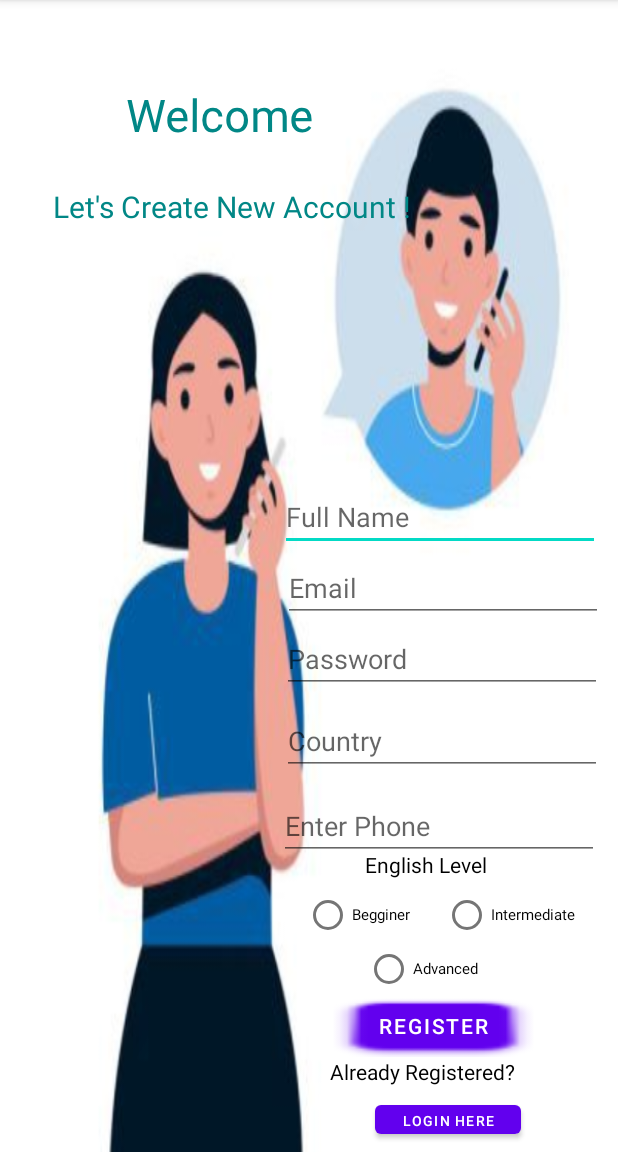
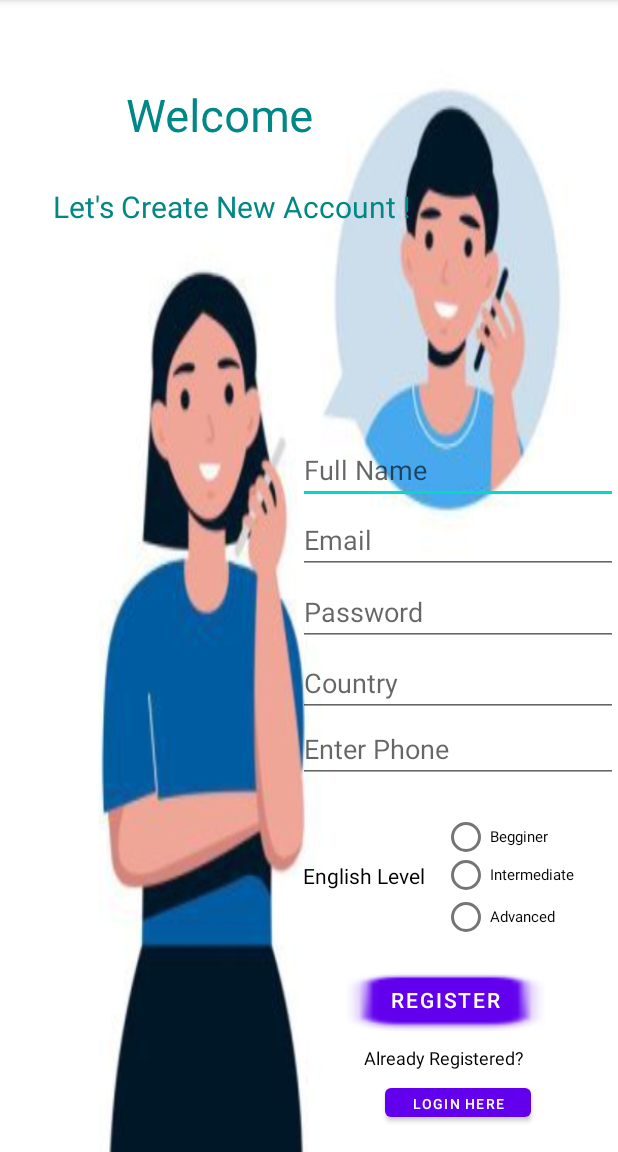
Before and after one commit to LimorShavit1/Android-english-communication-app, an Android app: the Register screen opened directly, with no data from a screen before it, on a phone screen of 412 x 824 dp, the part 84-1236 px from its top. Run offline under Robolectric (Android 15) with nearby library versions, the phone set to English and light mode, and no system bars; our stand-ins replace Firebase (no records; nobody signed in at launch, a user with empty details on screens opened directly).

```diff
--- a/app/src/main/java/com/example/english_communication_app/Register.java
+++ b/app/src/main/java/com/example/english_communication_app/Register.java
@@ -9,6 +9,8 @@ import android.util.Log;
 import android.view.View;
 import android.widget.Button;
 import android.widget.EditText;
+import android.widget.RadioButton;
+import android.widget.RadioGroup;
 import android.widget.Toast;
 
 import com.google.android.gms.tasks.OnCompleteListener;
@@ -25,6 +27,8 @@ public class Register extends AppCompatActivity implements View.OnClickListener{
 
     EditText etFullNameR, etEmailR, etPasswordR,etCountry,etPhone;
     Button btnSubmitRegister, btnToLogin;
+    RadioGroup radioGroup;
+    RadioButton selectedRBlevel;
     FirebaseAuth fAuth;
 
 
@@ -46,6 +50,10 @@ public class Register extends AppCompatActivity implements View.OnClickListener{
 
         btnToLogin = findViewById(R.id.btnToLogin);
         btnToLogin.setOnClickListener(this);
+
+        radioGroup = (RadioGroup)findViewById(R.id.radioGroup);
+        //radioGroup.clearCheck();
+
     }
 
     @Override
@@ -56,13 +64,16 @@ public class Register extends AppCompatActivity implements View.OnClickListener{
             startActivity(i);
         }
         if (v == btnSubmitRegister) {
-            //extract user input
+            //extract user input from register form
+            int selectedId = radioGroup.getCheckedRadioButtonId();
+            selectedRBlevel = findViewById(selectedId);
             name = etFullNameR.getText().toString();
             email = etEmailR.getText().toString();
             password = etPasswordR.getText().toString();
             country = etCountry.getText().toString() ;
-           // level = ;
+            level = selectedRBlevel.getText().toString();
             phone = etPhone.getText().toString();
+            //Toast.makeText(Register.this,selectedRBlevel.getText().toString(),Toast.LENGTH_SHORT).show();
 
             //validate user input
             if(name.isEmpty()){
@@ -101,7 +112,7 @@ public class Register extends AppCompatActivity implements View.OnClickListener{
                                 hashMap.put("phone",phone);
                                 hashMap.put("country",country);
                                 hashMap.put("password",password);
-                                hashMap.put("level","");
+                                hashMap.put("level",level);
                                 //firebase database instance
                                 FirebaseDatabase database = FirebaseDatabase.getInstance();
                                 //path to store user data named "Users"
--- a/app/src/main/res/layout/activity_register.xml
+++ b/app/src/main/res/layout/activity_register.xml
@@ -35,10 +35,10 @@
         android:textColor="@color/black"
         app:layout_constraintBottom_toBottomOf="parent"
         app:layout_constraintEnd_toEndOf="parent"
-        app:layout_constraintHorizontal_bias="0.94"
+        app:layout_constraintHorizontal_bias="1.0"
         app:layout_constraintStart_toStartOf="parent"
         app:layout_constraintTop_toTopOf="parent"
-        app:layout_constraintVertical_bias="0.446" />
+        app:layout_constraintVertical_bias="0.402" />
 
     <TextView
         android:id="@+id/tvcreateAccount"
@@ -64,10 +64,10 @@
         android:inputType="textEmailAddress"
         app:layout_constraintBottom_toBottomOf="parent"
         app:layout_constraintEnd_toEndOf="parent"
-        app:layout_constraintHorizontal_bias="0.95"
+        app:layout_constraintHorizontal_bias="1.0"
         app:layout_constraintStart_toStartOf="parent"
         app:layout_constraintTop_toTopOf="parent"
-        app:layout_constraintVertical_bias="0.511" />
+        app:layout_constraintVertical_bias="0.467" />
 
     <EditText
         android:id="@+id/etPasswordInput"
@@ -78,10 +78,10 @@
         android:inputType="textPassword"
         app:layout_constraintBottom_toBottomOf="parent"
         app:layout_constraintEnd_toEndOf="parent"
-        app:layout_constraintHorizontal_bias="0.945"
+        app:layout_constraintHorizontal_bias="1.0"
         app:layout_constraintStart_toStartOf="parent"
         app:layout_constraintTop_toTopOf="parent"
-        app:layout_constraintVertical_bias="0.577" />
+        app:layout_constraintVertical_bias="0.533" />
 
     <Button
         android:id="@+id/btnRegister"
@@ -92,38 +92,40 @@
         android:textColor="@color/design_default_color_background"
         app:layout_constraintBottom_toBottomOf="parent"
         app:layout_constraintEnd_toEndOf="parent"
-        app:layout_constraintHorizontal_bias="0.805"
+        app:layout_constraintHorizontal_bias="0.834"
         app:layout_constraintStart_toStartOf="parent"
         app:layout_constraintTop_toTopOf="parent"
-        app:layout_constraintVertical_bias="0.913" />
+        app:layout_constraintVertical_bias="0.889" />
 
     <TextView
         android:id="@+id/tvGoToLogin"
-        android:layout_width="154dp"
-        android:layout_height="26dp"
+        android:layout_width="153dp"
+        android:layout_height="21dp"
         android:text="Already Registered?"
         android:textColor="@color/black"
+        android:textSize="12sp"
         app:layout_constraintBottom_toBottomOf="parent"
         app:layout_constraintEnd_toEndOf="parent"
-        app:layout_constraintHorizontal_bias="0.852"
+        app:layout_constraintHorizontal_bias="0.937"
         app:layout_constraintStart_toStartOf="parent"
-        app:layout_constraintTop_toBottomOf="@+id/btnRegister"
-        app:layout_constraintVertical_bias="0.0" />
+        app:layout_constraintTop_toTopOf="parent"
+        app:layout_constraintVertical_bias="0.933" />
 
     <Button
         android:id="@+id/btnToLogin"
         android:layout_width="97dp"
         android:layout_height="31dp"
         android:layout_marginStart="16dp"
+        android:layout_marginTop="11dp"
         android:layout_marginEnd="8dp"
         android:text="Login Here"
         android:textSize="9sp"
         app:layout_constraintBottom_toBottomOf="parent"
         app:layout_constraintEnd_toEndOf="parent"
-        app:layout_constraintHorizontal_bias="0.806"
+        app:layout_constraintHorizontal_bias="0.827"
         app:layout_constraintStart_toStartOf="parent"
-        app:layout_constraintTop_toBottomOf="@+id/tvGoToLogin"
-        app:layout_constraintVertical_bias="0.0" />
+        app:layout_constraintTop_toTopOf="parent"
+        app:layout_constraintVertical_bias="0.976" />
 
     <EditText
         android:id="@+id/etCountry"
@@ -135,10 +137,10 @@
         android:inputType="text"
         app:layout_constraintBottom_toBottomOf="parent"
         app:layout_constraintEnd_toEndOf="parent"
-        app:layout_constraintHorizontal_bias="0.945"
+        app:layout_constraintHorizontal_bias="1.0"
         app:layout_constraintStart_toStartOf="parent"
         app:layout_constraintTop_toTopOf="parent"
-        app:layout_constraintVertical_bias="0.65" />
+        app:layout_constraintVertical_bias="0.596" />
 
     <EditText
         android:id="@+id/etPhone"
@@ -149,10 +151,10 @@
         android:inputType="phone"
         app:layout_constraintBottom_toBottomOf="parent"
         app:layout_constraintEnd_toEndOf="parent"
-        app:layout_constraintHorizontal_bias="0.935"
+        app:layout_constraintHorizontal_bias="1.0"
         app:layout_constraintStart_toStartOf="parent"
         app:layout_constraintTop_toTopOf="parent"
-        app:layout_constraintVertical_bias="0.731" />
+        app:layout_constraintVertical_bias="0.65999997" />
 
     <TextView
         android:id="@+id/tvLevel"
@@ -162,10 +164,21 @@
         android:textColor="@color/black"
         app:layout_constraintBottom_toBottomOf="parent"
         app:layout_constraintEnd_toEndOf="parent"
-        app:layout_constraintHorizontal_bias="0.745"
+        app:layout_constraintHorizontal_bias="0.619"
         app:layout_constraintStart_toStartOf="parent"
         app:layout_constraintTop_toTopOf="parent"
-        app:layout_constraintVertical_bias="0.759" />
+        app:layout_constraintVertical_bias="0.769" />
+
+    <RadioGroup
+        android:id="@+id/radioGroup"
+        android:layout_width="wrap_content"
+        android:layout_height="wrap_content"
+        app:layout_constraintBottom_toBottomOf="parent"
+        app:layout_constraintEnd_toEndOf="parent"
+        app:layout_constraintHorizontal_bias="0.913"
+        app:layout_constraintStart_toStartOf="parent"
+        app:layout_constraintTop_toTopOf="parent"
+        app:layout_constraintVertical_bias="0.793">
 
         <RadioButton
             android:id="@+id/rbBegginer"
@@ -175,10 +188,10 @@
             android:textSize="10sp"
             app:layout_constraintBottom_toBottomOf="parent"
             app:layout_constraintEnd_toEndOf="parent"
-        app:layout_constraintHorizontal_bias="0.612"
+            app:layout_constraintHorizontal_bias="0.927"
             app:layout_constraintStart_toStartOf="parent"
             app:layout_constraintTop_toTopOf="parent"
-        app:layout_constraintVertical_bias="0.804" />
+            app:layout_constraintVertical_bias="0.71000004" />
 
         <RadioButton
             android:id="@+id/rbIntermediate"
@@ -188,10 +201,10 @@
             android:textSize="10sp"
             app:layout_constraintBottom_toBottomOf="parent"
             app:layout_constraintEnd_toEndOf="parent"
-        app:layout_constraintHorizontal_bias="0.916"
+            app:layout_constraintHorizontal_bias="0.95"
             app:layout_constraintStart_toStartOf="parent"
             app:layout_constraintTop_toTopOf="parent"
-        app:layout_constraintVertical_bias="0.804" />
+            app:layout_constraintVertical_bias="0.75" />
 
         <RadioButton
             android:id="@+id/rbAdvanced"
@@ -201,9 +214,10 @@
             android:textSize="10sp"
             app:layout_constraintBottom_toBottomOf="parent"
             app:layout_constraintEnd_toEndOf="parent"
-        app:layout_constraintHorizontal_bias="0.74"
+            app:layout_constraintHorizontal_bias="0.932"
             app:layout_constraintStart_toStartOf="parent"
             app:layout_constraintTop_toTopOf="parent"
-        app:layout_constraintVertical_bias="0.855" />
+            app:layout_constraintVertical_bias="0.8" />
+    </RadioGroup>
 
 </androidx.constraintlayout.widget.ConstraintLayout>
```
Also changed, not shown: app/src/main/AndroidManifest.xml (+4 -3 lines), app/src/main/java/com/example/english_communication_app/EditProfile.java (added, +75 -0 lines), app/src/main/java/com/example/english_communication_app/MainApp.java (+9 -1 lines), app/src/main/res/layout/activity_edit_profile.xml (added, +123 -0 lines), app/src/main/res/layout/activity_main_app.xml (+10 -0 lines). Lines whose indentation alone changed are shown as unchanged.
